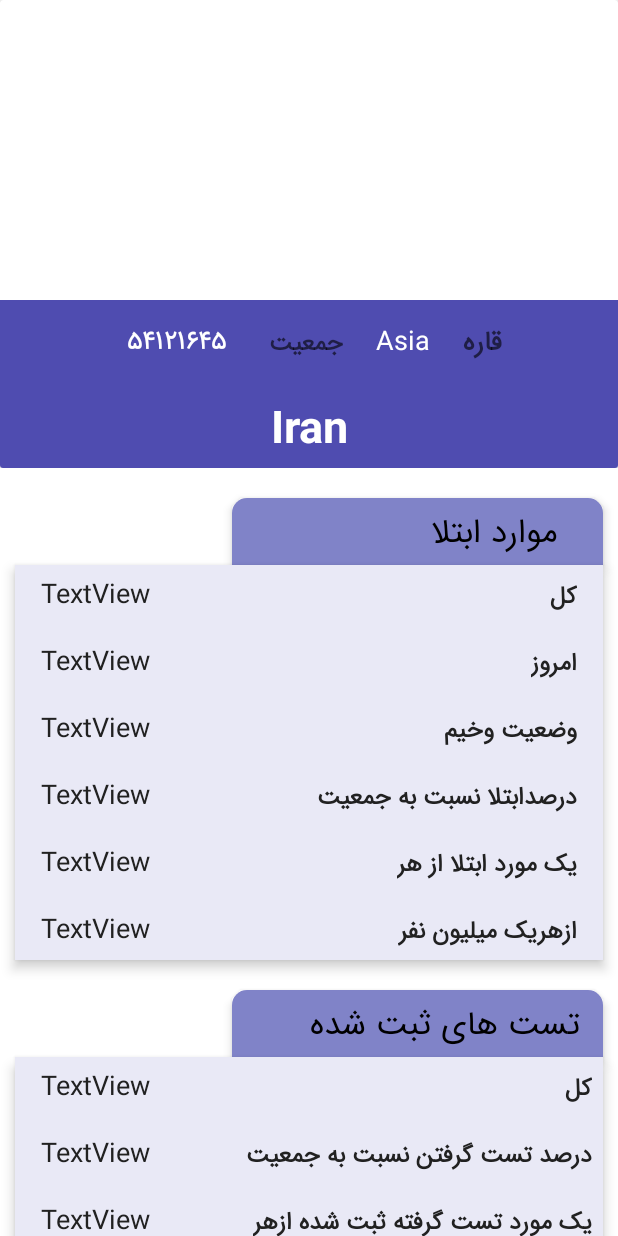
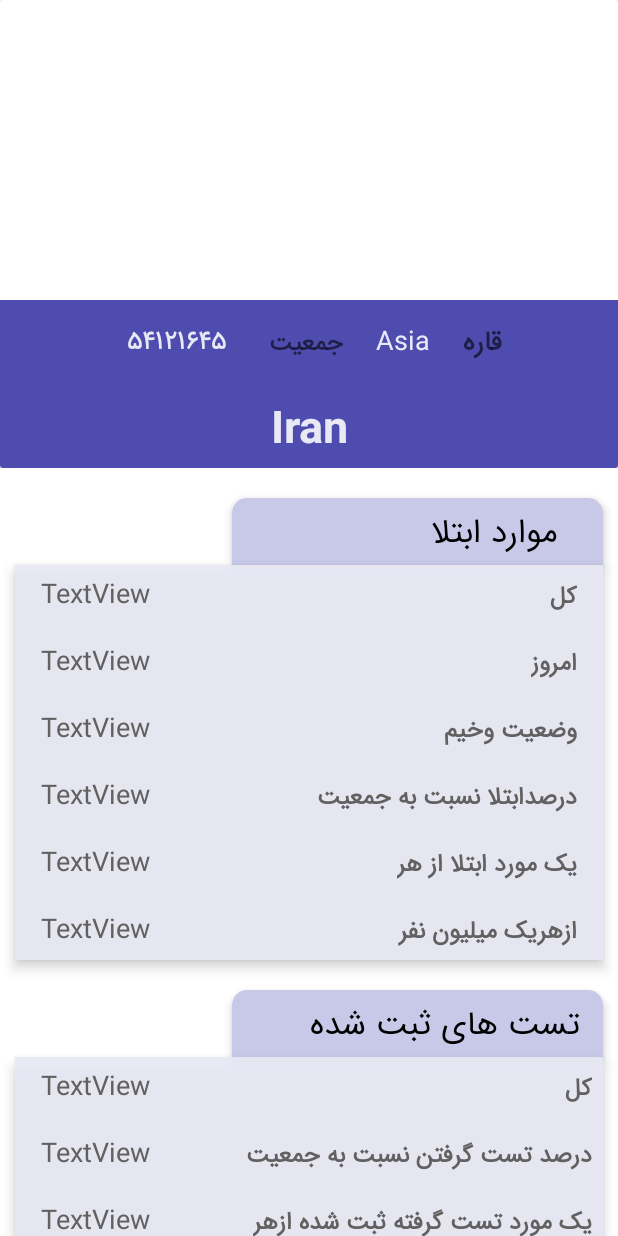
Before and after one commit to sina73azar/Covid19Project, an Android app: the layout fragment_detail_country.xml on its own in the app's theme, with its tools: preview values and no code run, on a phone screen of 412 x 824 dp. Run offline under Robolectric (Android 15) with nearby library versions, the phone set to English and light mode, and no system bars; Roboto replaces fonts that are not available here.

Commit message:
"some color changed"

```diff
--- a/app/src/main/java/com/sina/covid19project/data/data_model/ResponseData.kt
+++ b/app/src/main/java/com/sina/covid19project/data/data_model/ResponseData.kt
@@ -2,6 +2,7 @@ package com.sina.covid19project.data.data_model
 
 import com.google.gson.annotations.Expose
 import com.google.gson.annotations.SerializedName
+import com.sina.covid19project.utils_extentions.round
 
 data class ResponseData(
     @SerializedName("updated")
@@ -80,5 +81,5 @@ data class ResponseData(
     @SerializedName("fa_continent")
     @Expose
     val faContinent: String?,
-    var percentage: Float? = ((deaths?.toFloat())?.div((cases?.toFloat()!!)))?.times(100)
+    var percentage: Float? = ((deaths?.toFloat())?.div((cases?.toFloat()!!)))?.times(100)?.round(3)
 )
--- a/app/src/main/res/drawable/shape_st_titles_df.xml
+++ b/app/src/main/res/drawable/shape_st_titles_df.xml
@@ -1,6 +1,6 @@
 <?xml version="1.0" encoding="utf-8"?>
 <shape xmlns:android="http://schemas.android.com/apk/res/android">
-    <solid android:color="@color/blue_earth_300"/>
+    <solid android:color="@color/blue_earth_100"/>
     <corners android:topLeftRadius="10dp"
         android:topRightRadius="10dp"/>
 </shape>
--- a/app/src/main/res/layout/fragment_detail_country.xml
+++ b/app/src/main/res/layout/fragment_detail_country.xml
@@ -63,7 +63,7 @@ tools:context=".fragments.detail.DetailCountryFragment">
                     android:fontFamily="@font/b_yaghut"
                     android:gravity="end|center_vertical"
                     android:paddingHorizontal="3dp"
-                    android:textColor="@color/white"
+                    android:textColor="@color/blue_earth_50"
                     android:textSize="18sp"
                     app:flow_verticalAlign="baseline"
                     app:layout_constraintBottom_toBottomOf="@+id/textView8"
@@ -102,7 +102,7 @@ tools:context=".fragments.detail.DetailCountryFragment">
                     android:elevation="10dp"
                     android:fadingEdgeLength="6dp"
                     android:gravity="center"
-                    android:textColor="@color/white"
+                    android:textColor="@color/blue_earth_50"
                     android:textSize="30sp"
                     android:textStyle="bold"
                     app:layout_constraintEnd_toEndOf="parent"
@@ -137,7 +137,7 @@ tools:context=".fragments.detail.DetailCountryFragment">
                     android:gravity="center|end"
                     android:paddingStart="10dp"
                     android:paddingEnd="10dp"
-                    android:textColor="@color/white"
+                    android:textColor="@color/blue_earth_50"
                     android:textSize="16sp"
                     android:textStyle="bold"
                     app:layout_constraintBottom_toBottomOf="@+id/textView30"
@@ -368,8 +368,10 @@ tools:context=".fragments.detail.DetailCountryFragment">
             android:layout_height="wrap_content"
             android:layout_marginStart="10dp"
             android:layout_marginEnd="10dp"
+            android:alpha="0.9"
             android:background="@color/blue_earth_50"
             android:elevation="5dp"
+            android:fadingEdge="horizontal|vertical"
             android:layoutDirection="rtl"
             android:paddingStart="7dp"
             android:paddingTop="5dp"
@@ -497,6 +499,7 @@ tools:context=".fragments.detail.DetailCountryFragment">
             android:layout_height="wrap_content"
             android:layout_marginStart="10dp"
             android:layout_marginEnd="10dp"
+            android:alpha="0.9"
             android:background="@color/blue_earth_50"
             android:elevation="5dp"
             android:layoutDirection="rtl"
@@ -645,6 +648,7 @@ tools:context=".fragments.detail.DetailCountryFragment">
             android:layout_height="wrap_content"
             android:layout_marginStart="10dp"
             android:layout_marginEnd="10dp"
+            android:alpha="0.9"
             android:background="@color/blue_earth_50"
             android:elevation="5dp"
             android:paddingStart="7dp"
@@ -752,6 +756,7 @@ tools:context=".fragments.detail.DetailCountryFragment">
             android:layout_marginStart="10dp"
             android:layout_marginEnd="10dp"
             android:layout_marginBottom="16dp"
+            android:alpha="0.9"
             android:background="@color/blue_earth_50"
             android:elevation="5dp"
             android:paddingStart="7dp"
--- a/app/src/main/res/layout/fragment_splash.xml
+++ b/app/src/main/res/layout/fragment_splash.xml
@@ -46,11 +46,11 @@
         style="?android:attr/progressBarStyle"
         android:layout_width="wrap_content"
         android:layout_height="wrap_content"
-        android:layout_marginTop="16dp"
+        android:layout_marginTop="40dp"
 
         android:indeterminate="true"
+        android:indeterminateTint="#FFB300"
         android:indeterminateTintMode="src_atop"
-        android:indeterminateTint="#FFB300"
         app:layout_constraintBottom_toBottomOf="parent"
         app:layout_constraintEnd_toEndOf="parent"
         app:layout_constraintStart_toStartOf="parent"
--- a/app/src/main/res/values/colors.xml
+++ b/app/src/main/res/values/colors.xml
@@ -22,6 +22,7 @@
     <color name="bg_headers_table">#C5D8CB</color>
     <color name="color_text_death">#CD1E1E</color>
     <color name="color_text_recovered">#218E03</color>
+
 
     //material earth
     <color name="blue_earth_50">#e9e9f6</color>
--- a/app/src/main/res/values/styles.xml
+++ b/app/src/main/res/values/styles.xml
@@ -9,6 +9,7 @@
         <item name="android:paddingEnd">15dp</item>
         <item name="android:textSize">16sp</item>
         <item name="fontFamily">@font/b_yaghut</item>
+        <item name="android:textColor">@color/grey_700</item>
         <item name="fontWeight">200</item>
     </style>
 
@@ -17,7 +18,7 @@
         <item name="android:layout_height">wrap_content</item>
         <item name="autoSizeMinTextSize">12sp</item>
         <item name="autoSizeMaxTextSize">16sp</item>
-        <item name="android:textColor">@color/grey_900</item>
+        <item name="android:textColor">@color/grey_700</item>
         <item name="android:textSize">16sp</item>
         <item name="android:textStyle">bold</item>
         <item name="fontFamily">@font/b_yaghut</item>
@@ -29,7 +30,7 @@
         <item name="android:layout_marginStart">16dp</item>
         <item name="android:paddingStart">10dp</item>
         <item name="android:textAlignment">center</item>
-        <item name="android:textColor">@color/grey_900</item>
+        <item name="android:textColor">@color/grey_700</item>
         <item name="android:textSize">18sp</item>
         <item name="fontFamily">@font/samim_number</item>
     </style>
@@ -43,7 +44,7 @@
     </style>
     <style name="style_text_2">
         <item name="fontFamily">@font/b_yaghut_bold</item>
-        <item name="android:textColor">@color/grey_800</item>
+        <item name="android:textColor">@color/grey_700</item>
     </style>
     <style name="style_numbers">
         <item name="fontFamily">@font/samim_number</item>
```
Also changed, not shown: app/src/main/java/com/sina/covid19project/fragments/list_country/CountryListAdapter.kt (+20 -14 lines), app/src/main/java/com/sina/covid19project/fragments/list_country/ListViewModel.kt (+6 -3 lines), app/src/main/res/layout/country_item.xml (+16 -13 lines), app/src/main/res/layout/fragment_list.xml (+12 -12 lines).
